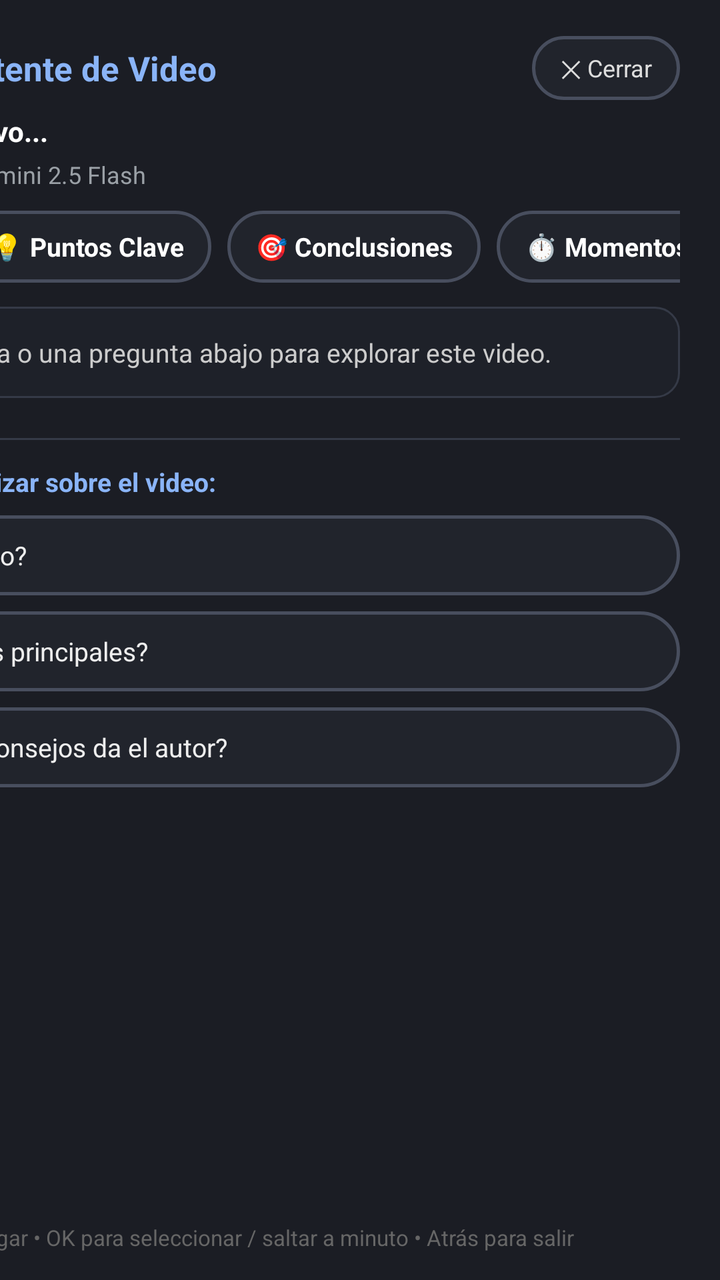
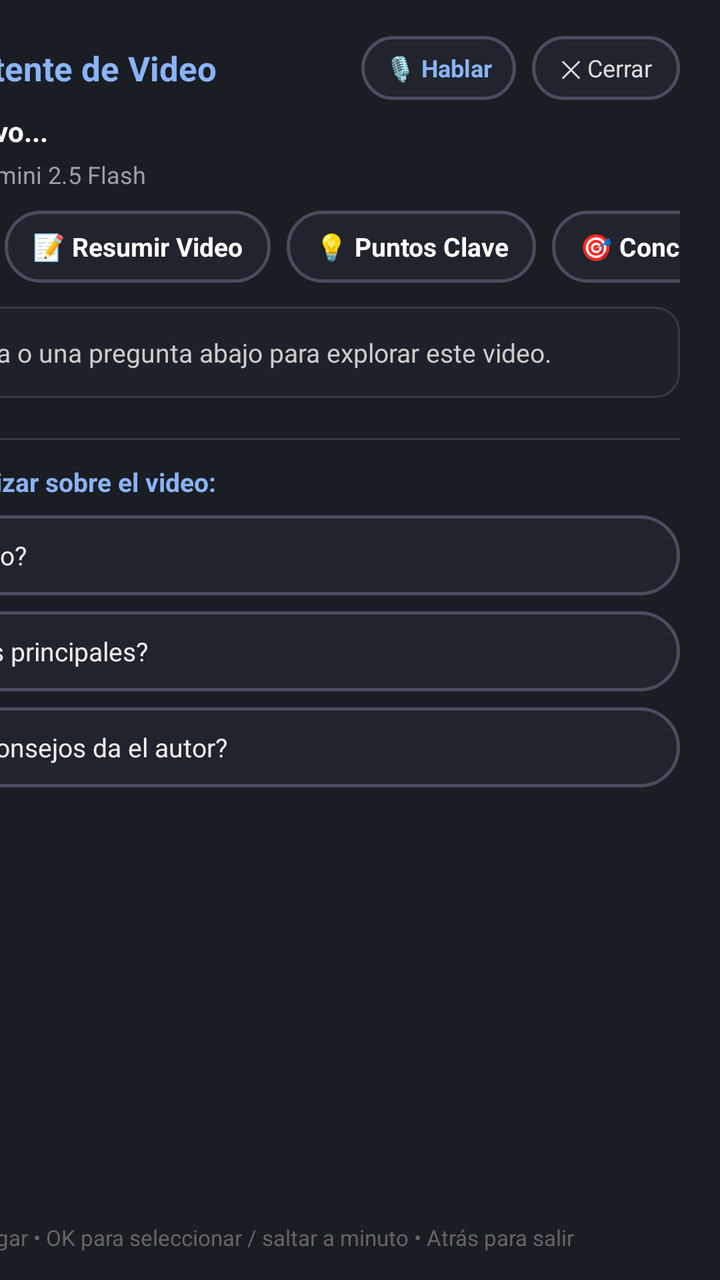

Screens rendered from an Android XML layout before and after an edit, with the pre-edit source and the edit as a unified diff.
<!-- AndroidManifest.xml: application theme android:Theme.NoDisplay -->
<!-- res/layout/view_ai_summary_overlay.xml -->
<?xml version="1.0" encoding="utf-8"?>
<FrameLayout xmlns:android="http://schemas.android.com/apk/res/android"
    android:id="@+id/ai_overlay_root"
    android:layout_width="match_parent"
    android:layout_height="match_parent"
    android:background="#55000000"
    android:clickable="true"
    android:focusable="true">

    <LinearLayout
        android:id="@+id/ai_panel_drawer"
        android:layout_width="540dp"
        android:layout_height="match_parent"
        android:layout_gravity="end"
        android:background="#1B1D24"
        android:elevation="16dp"
        android:orientation="vertical"
        android:paddingStart="20dp"
        android:paddingTop="18dp"
        android:paddingEnd="20dp"
        android:paddingBottom="14dp"
        android:clickable="true"
        android:focusable="true">

        
        <LinearLayout
            android:layout_width="match_parent"
            android:layout_height="wrap_content"
            android:orientation="horizontal"
            android:gravity="center_vertical"
            android:layout_marginBottom="6dp">

            <TextView
                android:layout_width="0dp"
                android:layout_height="wrap_content"
                android:layout_weight="1"
                android:text="✨ OmniTV AI • Asistente de Video"
                android:textColor="#8AB4F8"
                android:textSize="17sp"
                android:textStyle="bold" />

            <TextView
                android:id="@+id/btn_ai_reset"
                android:layout_width="wrap_content"
                android:layout_height="32dp"
                android:background="@drawable/pill_youtube_tv"
                android:paddingStart="12dp"
                android:paddingEnd="12dp"
                android:layout_marginEnd="8dp"
                android:gravity="center"
                android:text="🔄 Nuevo chat"
                android:textColor="#AAAAAA"
                android:textSize="12sp"
                android:focusable="true"
                android:clickable="true"
                android:visibility="gone" />

            <TextView
                android:id="@+id/btn_ai_close"
                android:layout_width="wrap_content"
                android:layout_height="32dp"
                android:background="@drawable/pill_youtube_tv"
                android:paddingStart="14dp"
                android:paddingEnd="14dp"
                android:gravity="center"
                android:text="✕ Cerrar"
                android:textColor="#DDDDDD"
                android:textSize="12sp"
                android:focusable="true"
                android:clickable="true" />
        </LinearLayout>

        
        <TextView
            android:id="@+id/text_ai_video_title"
            android:layout_width="match_parent"
            android:layout_height="wrap_content"
            android:text="📺 Detectando video activo..."
            android:textColor="#FFFFFF"
            android:textSize="14sp"
            android:textStyle="bold"
            android:maxLines="2"
            android:ellipsize="end"
            android:layout_marginBottom="4dp" />

        
        <TextView
            android:id="@+id/text_ai_status"
            android:layout_width="match_parent"
            android:layout_height="wrap_content"
            android:text="✨ Listo para analizar con Gemini 2.5 Flash"
            android:textColor="#9AA0A6"
            android:textSize="12sp"
            android:layout_marginBottom="10dp" />

        
        <HorizontalScrollView
            android:layout_width="match_parent"
            android:layout_height="wrap_content"
            android:scrollbars="none"
            android:layout_marginBottom="12dp">

            <LinearLayout
                android:layout_width="wrap_content"
                android:layout_height="wrap_content"
                android:orientation="horizontal">

                <TextView
                    android:id="@+id/btn_pill_summary"
                    android:layout_width="wrap_content"
                    android:layout_height="36dp"
                    android:background="@drawable/pill_youtube_tv"
                    android:paddingStart="14dp"
                    android:paddingEnd="14dp"
                    android:gravity="center"
                    android:text="📝 Resumir Video"
                    android:textColor="#FFFFFF"
                    android:textSize="13sp"
                    android:textStyle="bold"
                    android:focusable="true"
                    android:clickable="true"
                    android:layout_marginEnd="8dp" />

                <TextView
                    android:id="@+id/btn_pill_key_points"
                    android:layout_width="wrap_content"
                    android:layout_height="36dp"
                    android:background="@drawable/pill_youtube_tv"
                    android:paddingStart="14dp"
                    android:paddingEnd="14dp"
                    android:gravity="center"
                    android:text="💡 Puntos Clave"
                    android:textColor="#FFFFFF"
                    android:textSize="13sp"
                    android:textStyle="bold"
                    android:focusable="true"
                    android:clickable="true"
                    android:layout_marginEnd="8dp" />

                <TextView
                    android:id="@+id/btn_pill_conclusions"
                    android:layout_width="wrap_content"
                    android:layout_height="36dp"
                    android:background="@drawable/pill_youtube_tv"
                    android:paddingStart="14dp"
                    android:paddingEnd="14dp"
                    android:gravity="center"
                    android:text="🎯 Conclusiones"
                    android:textColor="#FFFFFF"
                    android:textSize="13sp"
                    android:textStyle="bold"
                    android:focusable="true"
                    android:clickable="true"
                    android:layout_marginEnd="8dp" />

                <TextView
                    android:id="@+id/btn_pill_moments"
                    android:layout_width="wrap_content"
                    android:layout_height="36dp"
                    android:background="@drawable/pill_youtube_tv"
                    android:paddingStart="14dp"
                    android:paddingEnd="14dp"
                    android:gravity="center"
                    android:text="⏱️ Momentos Clave"
                    android:textColor="#FFFFFF"
                    android:textSize="13sp"
                    android:textStyle="bold"
                    android:focusable="true"
                    android:clickable="true" />
            </LinearLayout>
        </HorizontalScrollView>

        
        <ScrollView
            android:id="@+id/scroll_ai_content"
            android:layout_width="match_parent"
            android:layout_height="0dp"
            android:layout_weight="1"
            android:scrollbars="vertical"
            android:fadeScrollbars="false"
            android:layout_marginBottom="8dp">

            <LinearLayout
                android:layout_width="match_parent"
                android:layout_height="wrap_content"
                android:orientation="vertical">

                
                <LinearLayout
                    android:id="@+id/layout_ai_loading"
                    android:layout_width="match_parent"
                    android:layout_height="wrap_content"
                    android:orientation="horizontal"
                    android:gravity="center_vertical"
                    android:padding="12dp"
                    android:visibility="gone">

                    <ProgressBar
                        android:layout_width="24dp"
                        android:layout_height="24dp"
                        android:indeterminate="true"
                        android:layout_marginEnd="12dp" />

                    <TextView
                        android:id="@+id/text_ai_loading_msg"
                        android:layout_width="wrap_content"
                        android:layout_height="wrap_content"
                        android:text="Consultando a Gemini..."
                        android:textColor="#8AB4F8"
                        android:textSize="13sp" />
                </LinearLayout>

                
                <TextView
                    android:id="@+id/text_ai_welcome"
                    android:layout_width="match_parent"
                    android:layout_height="wrap_content"
                    android:text="✨ Elegí una opción arriba o una pregunta abajo para explorar este video."
                    android:textColor="#CCCCCC"
                    android:textSize="13sp"
                    android:lineSpacingExtra="4dp"
                    android:background="@drawable/card_chip_content"
                    android:padding="14dp"
                    android:layout_marginBottom="8dp" />

                
                <LinearLayout
                    android:id="@+id/container_ai_chips"
                    android:layout_width="match_parent"
                    android:layout_height="wrap_content"
                    android:orientation="vertical" />

                
                <LinearLayout
                    android:id="@+id/layout_suggested_section"
                    android:layout_width="match_parent"
                    android:layout_height="wrap_content"
                    android:orientation="vertical"
                    android:layout_marginTop="12dp"
                    android:layout_marginBottom="12dp">

                    
                    <View
                        android:layout_width="match_parent"
                        android:layout_height="1dp"
                        android:background="#353A47"
                        android:layout_marginBottom="12dp" />

                    
                    <TextView
                        android:id="@+id/label_suggested_questions"
                        android:layout_width="match_parent"
                        android:layout_height="wrap_content"
                        android:text="❓ Preguntas para profundizar sobre el video:"
                        android:textColor="#8AB4F8"
                        android:textSize="13sp"
                        android:textStyle="bold"
                        android:layout_marginBottom="8dp" />

                    
                    <LinearLayout
                        android:id="@+id/container_suggested_questions"
                        android:layout_width="match_parent"
                        android:layout_height="wrap_content"
                        android:orientation="vertical">

                        <TextView
                            android:id="@+id/btn_suggested_1"
                            android:layout_width="match_parent"
                            android:layout_height="wrap_content"
                            android:minHeight="40dp"
                            android:background="@drawable/pill_youtube_tv"
                            android:gravity="center_vertical|start"
                            android:paddingStart="14dp"
                            android:paddingEnd="14dp"
                            android:paddingTop="8dp"
                            android:paddingBottom="8dp"
                            android:text="1. ¿De qué trata este video?"
                            android:textColor="#EEEEEE"
                            android:textSize="13sp"
                            android:focusable="true"
                            android:clickable="true"
                            android:layout_marginBottom="8dp" />

                        <TextView
                            android:id="@+id/btn_suggested_2"
                            android:layout_width="match_parent"
                            android:layout_height="wrap_content"
                            android:minHeight="40dp"
                            android:background="@drawable/pill_youtube_tv"
                            android:gravity="center_vertical|start"
                            android:paddingStart="14dp"
                            android:paddingEnd="14dp"
                            android:paddingTop="8dp"
                            android:paddingBottom="8dp"
                            android:text="2. ¿Cuáles son los puntos principales?"
                            android:textColor="#EEEEEE"
                            android:textSize="13sp"
                            android:focusable="true"
                            android:clickable="true"
                            android:layout_marginBottom="8dp" />

                        <TextView
                            android:id="@+id/btn_suggested_3"
                            android:layout_width="match_parent"
                            android:layout_height="wrap_content"
                            android:minHeight="40dp"
                            android:background="@drawable/pill_youtube_tv"
                            android:gravity="center_vertical|start"
                            android:paddingStart="14dp"
                            android:paddingEnd="14dp"
                            android:paddingTop="8dp"
                            android:paddingBottom="8dp"
                            android:text="3. ¿Qué conclusiones o consejos da el autor?"
                            android:textColor="#EEEEEE"
                            android:textSize="13sp"
                            android:focusable="true"
                            android:clickable="true"
                            android:layout_marginBottom="8dp" />
                    </LinearLayout>
                </LinearLayout>

            </LinearLayout>
        </ScrollView>

        
        <TextView
            android:layout_width="match_parent"
            android:layout_height="wrap_content"
            android:gravity="center"
            android:text="🎮 Flechas para navegar • OK para seleccionar / saltar a minuto • Atrás para salir"
            android:textColor="#666666"
            android:textSize="11sp" />

    </LinearLayout>
</FrameLayout>
<!-- resources referenced by this layout -->
<resources>
  <!-- drawable card_chip_content (drawable) -->
  <selector xmlns:android="http://schemas.android.com/apk/res/android">
      <item android:state_focused="true">
          <shape android:shape="rectangle">
              <solid android:color="#2F3647" />
              <corners android:radius="12dp" />
              <stroke android:width="2dp" android:color="#FFFFFF" />
          </shape>
      </item>
      <item>
          <shape android:shape="rectangle">
              <solid android:color="#1E2129" />
              <corners android:radius="12dp" />
              <stroke android:width="1dp" android:color="#353A47" />
          </shape>
      </item>
  </selector>
  <!-- drawable pill_youtube_tv (drawable) -->
  <selector xmlns:android="http://schemas.android.com/apk/res/android">
      <item android:state_focused="true">
          <shape android:shape="rectangle">
              <solid android:color="#363C4D" />
              <corners android:radius="20dp" />
              <stroke android:width="2dp" android:color="#FFFFFF" />
          </shape>
      </item>
      <item>
          <shape android:shape="rectangle">
              <solid android:color="#21242C" />
              <corners android:radius="20dp" />
              <stroke android:width="1.5dp" android:color="#484E5E" />
          </shape>
      </item>
  </selector>
</resources>

<!-- the commit's change to res/layout/view_ai_summary_overlay.xml (unified diff, before → after) -->
@@ -38,6 +38,22 @@
                 android:textColor="#8AB4F8"
                 android:textSize="17sp"
                 android:textStyle="bold" />
+
+            <TextView
+                android:id="@+id/btn_ai_mic"
+                android:layout_width="wrap_content"
+                android:layout_height="32dp"
+                android:background="@drawable/pill_youtube_tv"
+                android:paddingStart="12dp"
+                android:paddingEnd="12dp"
+                android:layout_marginEnd="8dp"
+                android:gravity="center"
+                android:text="🎙️ Hablar"
+                android:textColor="#8AB4F8"
+                android:textSize="12sp"
+                android:textStyle="bold"
+                android:focusable="true"
+                android:clickable="true" />
 
             <TextView
                 android:id="@+id/btn_ai_reset"
@@ -104,6 +120,22 @@
                 android:layout_width="wrap_content"
                 android:layout_height="wrap_content"
                 android:orientation="horizontal">
+
+                <TextView
+                    android:id="@+id/btn_pill_voice"
+                    android:layout_width="wrap_content"
+                    android:layout_height="36dp"
+                    android:background="@drawable/pill_youtube_tv"
+                    android:paddingStart="14dp"
+                    android:paddingEnd="14dp"
+                    android:gravity="center"
+                    android:text="🎙️ Preguntar con voz"
+                    android:textColor="#8AB4F8"
+                    android:textSize="13sp"
+                    android:textStyle="bold"
+                    android:focusable="true"
+                    android:clickable="true"
+                    android:layout_marginEnd="8dp" />
 
                 <TextView
                     android:id="@+id/btn_pill_summary"
